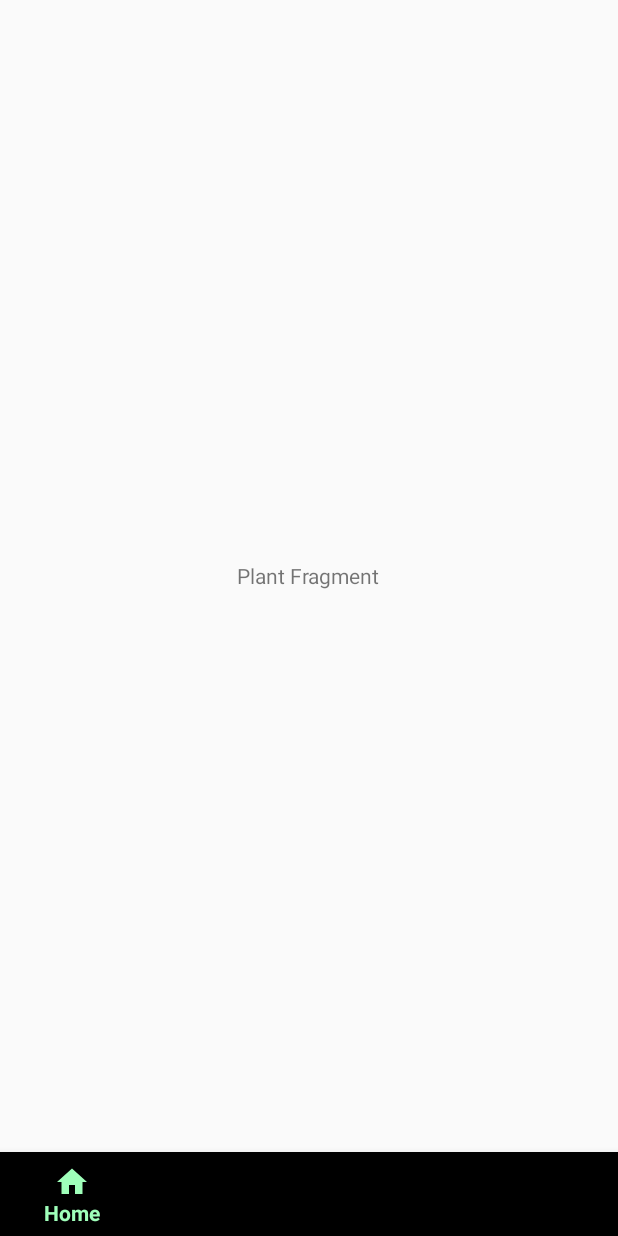
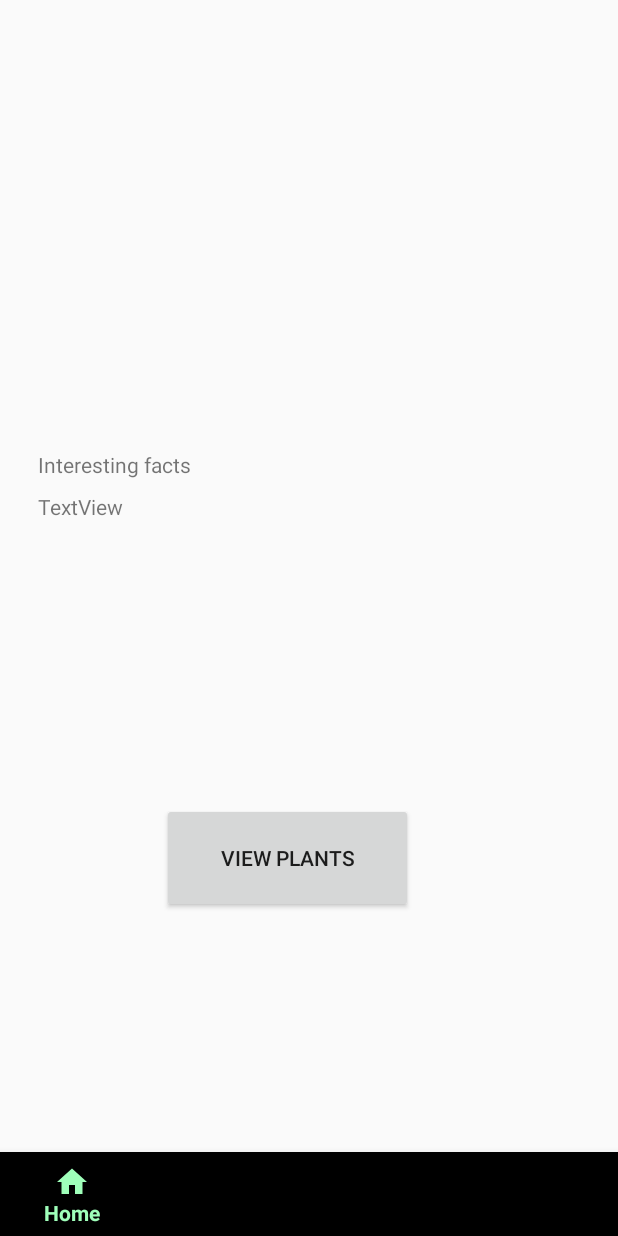
Before and after one commit to austinlau1/INFS3605GroupProjectNew, an Android app: the fragment PlantFragment placed in its activity, on a phone screen of 412 x 824 dp. Run offline under Robolectric (Android 15) with nearby library versions, the phone set to English and light mode, and no system bars; our stand-ins replace Firebase (no records; nobody signed in at launch, a user with empty details on screens opened directly).

Commit message:
Displayed Plant on Plant list page

```diff
--- a/app/build.gradle
+++ b/app/build.gradle
@@ -35,6 +35,7 @@ dependencies {
     implementation 'androidx.constraintlayout:constraintlayout:2.1.4'
     implementation 'com.google.android.gms:play-services-maps:18.1.0'
     implementation 'com.google.firebase:firebase-storage:20.1.0'
+    implementation 'androidx.room:room-common:2.5.0'
     testImplementation 'junit:junit:4.13.2'
     androidTestImplementation 'androidx.test.ext:junit:1.1.5'
     androidTestImplementation 'androidx.test.espresso:espresso-core:3.5.1'
--- a/app/src/main/java/com/example/infs3605groupprojectnew/PlantFragment.java
+++ b/app/src/main/java/com/example/infs3605groupprojectnew/PlantFragment.java
@@ -4,6 +4,7 @@ import android.content.Intent;
 import android.os.Bundle;
 
 import androidx.annotation.NonNull;
+import androidx.annotation.Nullable;
 import androidx.fragment.app.Fragment;
 import androidx.recyclerview.widget.LinearLayoutManager;
 import androidx.recyclerview.widget.RecyclerView;
@@ -14,6 +15,7 @@ import android.view.MenuInflater;
 import android.view.MenuItem;
 import android.view.View;
 import android.view.ViewGroup;
+import android.widget.Button;
 import android.widget.SearchView;
 
 import com.google.firebase.FirebaseApp;
@@ -26,34 +28,46 @@ import com.google.firebase.database.ValueEventListener;
 import java.util.ArrayList;
 
 
-public class PlantFragment extends Fragment {
-    public static String PLANT_SYMBOL_KEY= "plantSymbol";
+public class PlantFragment extends Fragment implements View.OnClickListener {
+    //public static String PLANT_SYMBOL_KEY = "plantSymbol";
 
     RecyclerView mRecyclerView;
     private PlantAdapter adapter;
+    Button navigateToList;
 
-    /*PlantAdapter.ClickListener listener = new PlantAdapter.ClickListener() {
-        @Override
-        public void onCoinClick(View view, String plantSymbol) {
-            Intent intent = new Intent(PlantFragment.this, IndividualPlant.class);
-            intent.putExtra(PLANT_SYMBOL_KEY, plantSymbol);
-            // FirebaseDatabase database = FirebaseDatabase.getInstance();
-            // DatabaseReference reference = database.getReference(FirebaseAuth.getInstance().getUid());
-            // reference.setValue(coins.getCoin());
-            startActivity(intent);
-        }
-    };*/
-
-
+    @Nullable
     @Override
     public View onCreateView(LayoutInflater inflater, ViewGroup container,
                              Bundle savedInstanceState) {
         // Inflate the layout for this fragment
         View rootView = inflater.inflate(R.layout.fragment_plant, container, false);
         // Initialize Firebase
-        FirebaseApp.initializeApp(getContext());
+        // FirebaseApp.initializeApp(getContext());
         // Get reference to the database
-        DatabaseReference databaseReference = FirebaseDatabase.getInstance().getReference();
+        // DatabaseReference databaseReference = FirebaseDatabase.getInstance().getReference();
+
+        //adapter = new PlantAdapter(new ArrayList<Plant>(), listener);
+
+        navigateToList = (Button) rootView.findViewById(R.id.view_plants_but);
+        navigateToList.setOnClickListener(new View.OnClickListener() {
+            @Override
+            public void onClick(View view) {
+                Intent intent;
+                intent = new Intent(getActivity(), PlantList.class);
+                startActivity(intent);
+            }
+        });
+        return rootView;
+    }
+
+    /*PlantAdapter.ClickListener listener = new PlantAdapter.ClickListener() {
+        @Override
+        public void onPlantClick(View view, String plantSymbol) {
+            Intent intent = new Intent(getActivity(), IndividualPlant.class);
+            intent.putExtra(PLANT_SYMBOL_KEY, plantSymbol);
+            startActivity(intent);
+        }
+    };*/
 
 
 
@@ -65,7 +79,7 @@ public class PlantFragment extends Fragment {
         /*mRecyclerView.setAdapter(adapter);*/
 
         // Add a ValueEventListener to the reference
-        databaseReference.addValueEventListener(new ValueEventListener() {
+        /*databaseReference.addValueEventListener(new ValueEventListener() {
             @Override
             public void onDataChange(@NonNull DataSnapshot snapshot) {
                 // Handle data changes
@@ -78,9 +92,13 @@ public class PlantFragment extends Fragment {
             }
         });
 
-        return rootView;
+        return rootView;*/
 
-
+    @Override
+    public void onClick(View v) {
+        Intent intent;
+        intent = new Intent(getActivity(), PlantList.class);
+        startActivity(intent);
     }
 
     /*@Override
--- a/app/src/main/java/com/example/infs3605groupprojectnew/User.java
+++ b/app/src/main/java/com/example/infs3605groupprojectnew/User.java
@@ -6,8 +6,6 @@ public class User {
     private String email;
     private String firstname;
     private String lastname;
-
-    public User(){}
 
     public User(String username, String password, String email, String firstname, String lastname) {
         this.username = username;
--- a/app/src/main/res/layout/fragment_plant.xml
+++ b/app/src/main/res/layout/fragment_plant.xml
@@ -1,20 +1,50 @@
 <?xml version="1.0" encoding="utf-8"?>
 <RelativeLayout xmlns:android="http://schemas.android.com/apk/res/android"
+    xmlns:app="http://schemas.android.com/apk/res-auto"
     xmlns:tools="http://schemas.android.com/tools"
     android:layout_width="match_parent"
     android:layout_height="match_parent"
     tools:context=".PlantFragment">
 
+    <ImageView
+        android:id="@+id/imageView15"
+        android:layout_width="match_parent"
+        android:layout_height="294dp"
+        android:layout_alignParentStart="true"
+        android:layout_alignParentTop="true"
+        android:layout_marginStart="0dp"
+        android:layout_marginTop="0dp"
+        tools:src="@tools:sample/backgrounds/scenic" />
+
+    <Button
+        android:id="@+id/view_plants_but"
+        android:layout_width="167dp"
+        android:layout_height="73dp"
+        android:layout_alignParentStart="true"
+        android:layout_alignParentTop="true"
+        android:layout_marginStart="108dp"
+        android:layout_marginTop="535dp"
+        android:text="View Plants" />
+
     <TextView
+        android:id="@+id/textView12"
         android:layout_width="wrap_content"
         android:layout_height="wrap_content"
-        android:layout_centerInParent="true"
-        android:layout_marginTop="294dp"
-        android:text="Plant Fragment" />
+        android:layout_alignParentStart="true"
+        android:layout_alignParentTop="true"
+        android:layout_marginStart="25dp"
+        android:layout_marginTop="300dp"
+        android:text="Interesting facts" />
 
-    <androidx.recyclerview.widget.RecyclerView
-        android:layout_width="match_parent"
-        android:layout_height="match_parent"
-        android:id="@+id/rvList"/>
-
+    <TextView
+        android:id="@+id/textView16"
+        android:layout_width="wrap_content"
+        android:layout_height="165dp"
+        android:layout_alignParentStart="true"
+        android:layout_alignParentTop="true"
+        android:layout_alignParentEnd="true"
+        android:layout_marginStart="25dp"
+        android:layout_marginTop="328dp"
+        android:layout_marginEnd="44dp"
+        android:text="TextView" />
 </RelativeLayout>
```
Also changed, not shown: app/src/main/java/com/example/infs3605groupprojectnew/IndividualPlant.java (+47 -27 lines), app/src/main/java/com/example/infs3605groupprojectnew/Plant.java (+39 -1 lines), app/src/main/java/com/example/infs3605groupprojectnew/PlantAdapter.java (+29 -16 lines), app/src/main/java/com/example/infs3605groupprojectnew/PlantDAO.java (added, +30 -0 lines), app/src/main/java/com/example/infs3605groupprojectnew/PlantList.java (+68 -117 lines), app/src/main/res/layout/plant_list.xml (+24 -9 lines), app/src/main/res/layout/plant_recyclerview.xml (added, +10 -0 lines).
